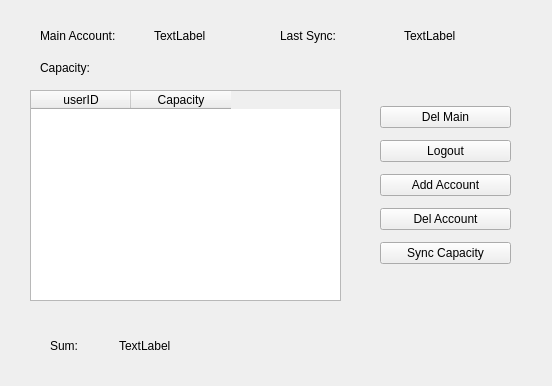
First picture: the form in UI/main_ui.ui, repository Country-If/TeraCloud, before the edit.
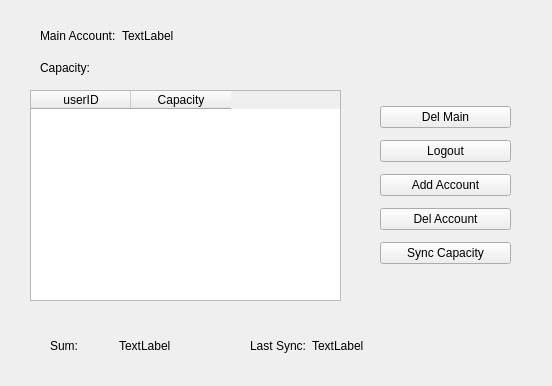
Second picture: the form after the edit.

The edit to the form file:
```diff
--- a/UI/main_ui.ui
+++ b/UI/main_ui.ui
@@ -51,13 +51,19 @@
     <rect>
      <x>40</x>
      <y>20</y>
-     <width>221</width>
+     <width>481</width>
      <height>31</height>
     </rect>
    </property>
    <layout class="QHBoxLayout" name="horizontalLayout">
     <item>
      <widget class="QLabel" name="label">
+      <property name="sizePolicy">
+       <sizepolicy hsizetype="Minimum" vsizetype="Preferred">
+        <horstretch>0</horstretch>
+        <verstretch>0</verstretch>
+       </sizepolicy>
+      </property>
       <property name="text">
        <string>Main Account:</string>
       </property>
@@ -65,6 +71,12 @@
     </item>
     <item>
      <widget class="QLabel" name="main_account">
+      <property name="sizePolicy">
+       <sizepolicy hsizetype="Expanding" vsizetype="Preferred">
+        <horstretch>0</horstretch>
+        <verstretch>0</verstretch>
+       </sizepolicy>
+      </property>
       <property name="text">
        <string>TextLabel</string>
       </property>
@@ -75,8 +87,8 @@
   <widget class="QWidget" name="layoutWidget">
    <property name="geometry">
     <rect>
-     <x>280</x>
-     <y>20</y>
+     <x>250</x>
+     <y>330</y>
      <width>241</width>
      <height>31</height>
     </rect>
@@ -84,6 +96,12 @@
    <layout class="QHBoxLayout" name="horizontalLayout_2">
     <item>
      <widget class="QLabel" name="label_2">
+      <property name="sizePolicy">
+       <sizepolicy hsizetype="Minimum" vsizetype="Preferred">
+        <horstretch>0</horstretch>
+        <verstretch>0</verstretch>
+       </sizepolicy>
+      </property>
       <property name="text">
        <string>Last Sync:</string>
       </property>
@@ -91,6 +109,12 @@
     </item>
     <item>
      <widget class="QLabel" name="last_sync">
+      <property name="sizePolicy">
+       <sizepolicy hsizetype="Expanding" vsizetype="Preferred">
+        <horstretch>0</horstretch>
+        <verstretch>0</verstretch>
+       </sizepolicy>
+      </property>
       <property name="text">
        <string>TextLabel</string>
       </property>
```
